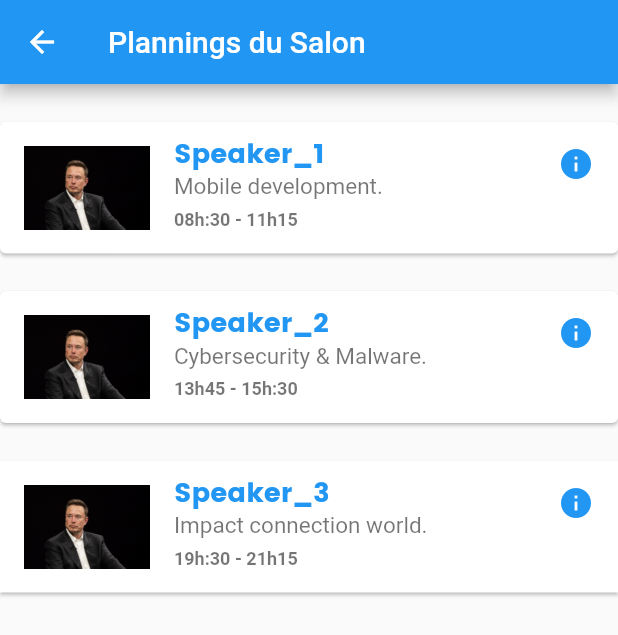
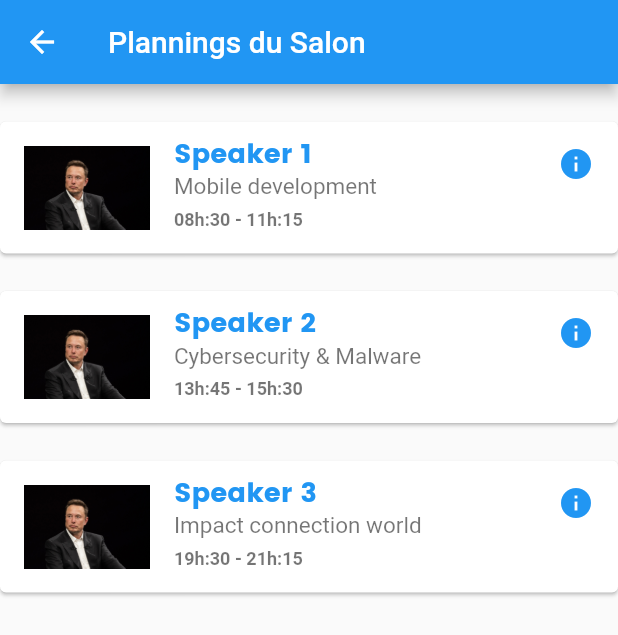
Before and after one commit to Cfcool100/First-App, a Flutter app: the PlanningPage screen opened directly, on a phone screen of 412 x 824 dp. Shown: the top 635 px of the screen. Run offline on Flutter 3.47's test engine with Material 2 defaults, Android fonts, the phone set to English and light mode, and no system bars; our stand-ins replace flutter_svg.

Commit message:
updating list of planning

```diff
--- a/lib/pages/planning_page.dart
+++ b/lib/pages/planning_page.dart
@@ -1,7 +1,33 @@
 import 'package:flutter/material.dart';
 
-class PlanningPage extends StatelessWidget {
+class PlanningPage extends StatefulWidget {
   const PlanningPage({super.key});
+
+  @override
+  State<PlanningPage> createState() => _PlanningPageState();
+}
+
+class _PlanningPageState extends State<PlanningPage> {
+  final events = [
+    {
+      'speaker': 'Speaker 1',
+      'subject': 'Mobile development',
+      'time': '08h:30 - 11h:15',
+      'avatar': 'elon.jpeg',
+    },
+    {
+      'speaker': 'Speaker 2',
+      'subject': 'Cybersecurity & Malware',
+      'time': '13h:45 - 15h:30',
+      'avatar': 'elon.jpeg',
+    },
+    {
+      'speaker': 'Speaker 3',
+      'subject': 'Impact connection world',
+      'time': '19h:30 - 21h:15',
+      'avatar': 'elon.jpeg',
+    },
+  ];
 
   @override
   Widget build(BuildContext context) {
@@ -14,30 +40,37 @@ class PlanningPage extends StatelessWidget {
         ),
       ),
       body: Center(
-          child: ListView(
-        children: [
-          Card(
+        child: ListView.builder(
+          itemCount: events.length,
+          itemBuilder: (context, index) {
+            final event = events[index];
+            final avatar = event['avatar'];
+            final time = event['time'];
+            final speaker = event['speaker'];
+            final subject = event['subject'];
+
+            return Card(
               margin: const EdgeInsets.only(top: 25),
               child: ListTile(
                 isThreeLine: true,
-              leading: Image.asset("assets/images/elon.jpeg"),
+                leading: Image.asset("assets/images/$avatar"),
                 title: Text(
-                'Speaker_1',
+                  '$speaker',
                   style: titleStyle(),
                 ),
                 subtitle: Column(
                   crossAxisAlignment: CrossAxisAlignment.start,
                   children: [
-                  const Padding(
-                    padding: EdgeInsets.only(bottom: 6.0),
+                    Padding(
+                      padding: const EdgeInsets.only(bottom: 6.0),
                       child: Text(
-                      'Mobile development.',
-                      style: TextStyle(fontSize: 15),
+                        '$subject',
+                        style: const TextStyle(fontSize: 15),
                       ),
                     ),
                     Padding(
                       padding: const EdgeInsets.only(bottom: 8.0),
-                    child: Text('08h:30 - 11h15', style: textStyle2()),
+                      child: Text('$time', style: textStyle2()),
                     ),
                   ],
                 ),
@@ -46,74 +79,45 @@ class PlanningPage extends StatelessWidget {
                   color: Colors.blue,
                 ),
               ),
-          ),
-          Card(
-            margin: const EdgeInsets.only(top: 25),
-            child: ListTile(
-              isThreeLine: true,
-              leading: Image.asset("assets/images/elon.jpeg"),
-              title: Text(
-                'Speaker_2',
-                style: titleStyle(),
-              ),
-              subtitle: Column(
-                crossAxisAlignment: CrossAxisAlignment.start,
-                children: [
-                  const Padding(
-                    padding: EdgeInsets.only(bottom: 6.0),
-                    child: Text(
-                      'Cybersecurity & Malware.',
-                      style: TextStyle(fontSize: 15),
+            );
+          },
         ),
       ),
-                  Padding(
-                    padding: const EdgeInsets.only(bottom: 8.0),
-                    child: Text('13h45 - 15h:30', style: textStyle2()),
-                  ),
-                ],
-              ),
-              trailing: const Icon(
-                Icons.info,
-                color: Colors.blue,
-              ),
-            ),
-          ),
-          Card(
-            margin: const EdgeInsets.only(top: 25),
-            shape: Border.all(width: .1, color: Colors.white38),
-            child: ListTile(
-              isThreeLine: true,
-              leading: Image.asset("assets/images/elon.jpeg"),
-              title: Text(
-                'Speaker_3',
-                style: titleStyle(),
-              ),
-              subtitle: Column(
-                crossAxisAlignment: CrossAxisAlignment.start,
-                children: [
-                  const Padding(
-                    padding: EdgeInsets.only(bottom: 6.0),
-                    child: Text(
-                      'Impact connection world.',
-                      style: TextStyle(fontSize: 15),
-                    ),
-                  ),
-                  Padding(
-                    padding: const EdgeInsets.only(bottom: 8.0),
-                    child: Text('19h:30 - 21h15', style: textStyle2()),
-                  ),
-                ],
-              ),
-              trailing: const Icon(
-                Icons.info,
-                color: Colors.blue,
-              ),
-            ),
-          ),
-        ],
-      )),
     );
   }
+}
+
+// Card(
+//             margin: const EdgeInsets.only(top: 25),
+//             child: ListTile(
+//               isThreeLine: true,
+//               leading: Image.asset("assets/images/elon.jpeg"),
+//               title: Text(
+//                 'Speaker_1',
+//                 style: titleStyle(),
+//               ),
+//               subtitle: Column(
+//                 crossAxisAlignment: CrossAxisAlignment.start,
+//                 children: [
+//                   const Padding(
+//                     padding: EdgeInsets.only(bottom: 6.0),
+//                     child: Text(
+//                       'Mobile development.',
+//                       style: TextStyle(fontSize: 15),
+//                     ),
+//                   ),
+//                   Padding(
+//                     padding: const EdgeInsets.only(bottom: 8.0),
+//                     child: Text('08h:30 - 11h15', style: textStyle2()),
+//                   ),
+//                 ],
+//               ),
+//               trailing: const Icon(
+//                 Icons.info,
+//                 color: Colors.blue,
+//               ),
+//             ),
+//           ),
 
 TextStyle textStyle2() {
   const textStyleH = TextStyle(
@@ -126,4 +130,3 @@ class PlanningPage extends StatelessWidget {
       TextStyle(fontSize: 18, color: Colors.blue, fontFamily: 'Poppins');
   return textStyle;
 }
-}
```
Lines whose indentation alone changed are shown as unchanged.
